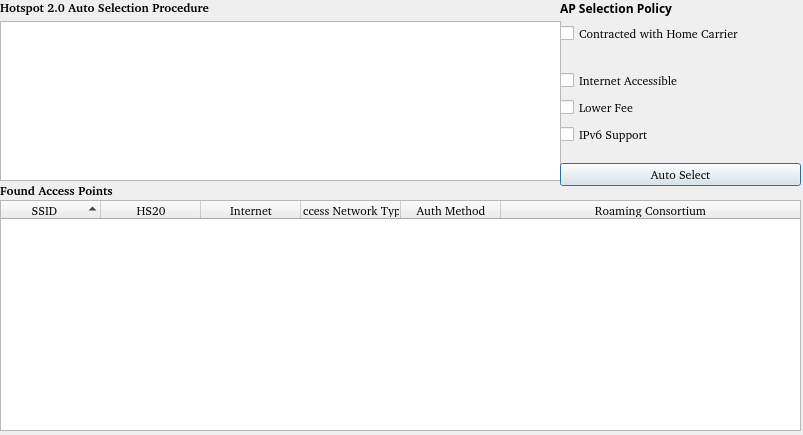
Above: wpa_supplicant/wpa_gui-qt4/hotspot2.ui from furtherLee/wpa_supplicant_demo before the change. Below: the same form after it.
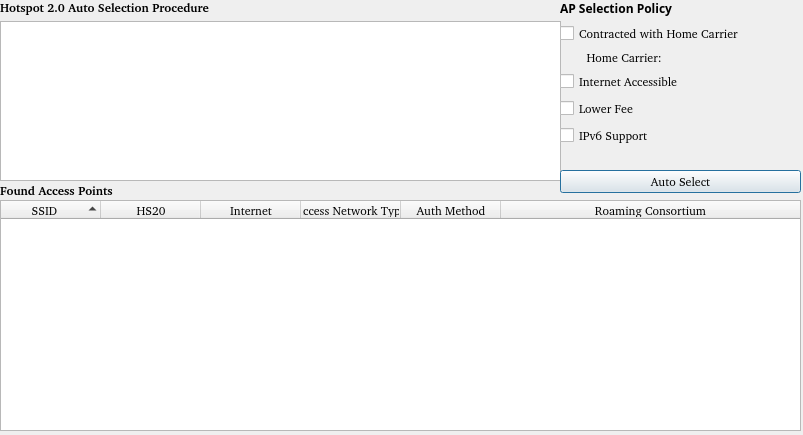
That is the form after the change.

```diff
--- a/wpa_supplicant/wpa_gui-qt4/hotspot2.ui
+++ b/wpa_supplicant/wpa_gui-qt4/hotspot2.ui
@@ -221,7 +221,7 @@
      <x>560</x>
      <y>0</y>
      <width>241</width>
-     <height>186</height>
+     <height>193</height>
     </rect>
    </property>
    <layout class="QVBoxLayout" name="verticalLayout_2">
@@ -254,6 +254,8 @@
      </widget>
     </item>
     <item>
+     <layout class="QFormLayout" name="formLayout_2">
+      <item row="0" column="1">
      <widget class="QLabel" name="ouiLab">
       <property name="font">
        <font>
@@ -265,6 +267,21 @@
        <string/>
       </property>
      </widget>
+      </item>
+      <item row="0" column="0">
+       <widget class="QLabel" name="label_2">
+        <property name="font">
+         <font>
+          <family>Bitstream Charter</family>
+          <pointsize>9</pointsize>
+         </font>
+        </property>
+        <property name="text">
+         <string>        Home Carrier:</string>
+        </property>
+       </widget>
+      </item>
+     </layout>
     </item>
     <item>
      <widget class="QCheckBox" name="interAcceessCheck">
```
Lines whose indentation alone changed are shown as unchanged.
